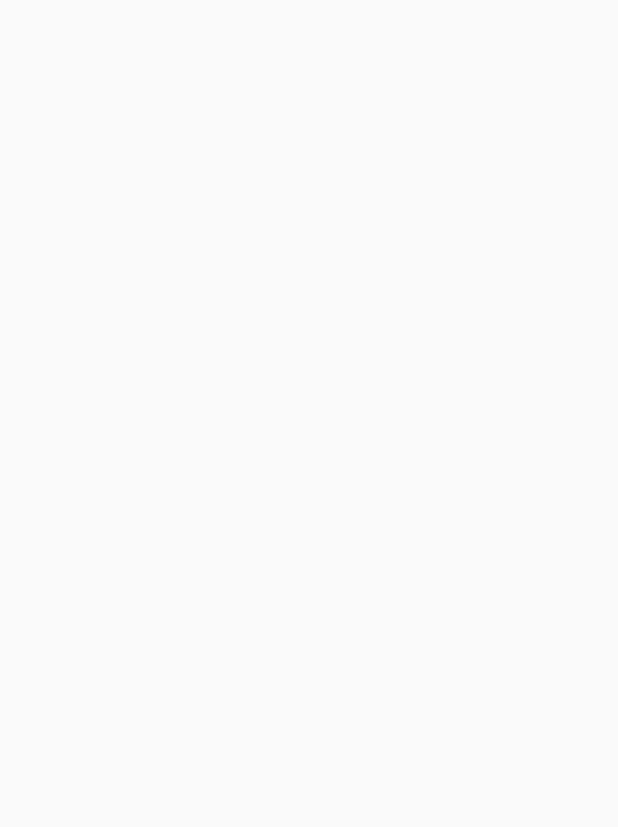
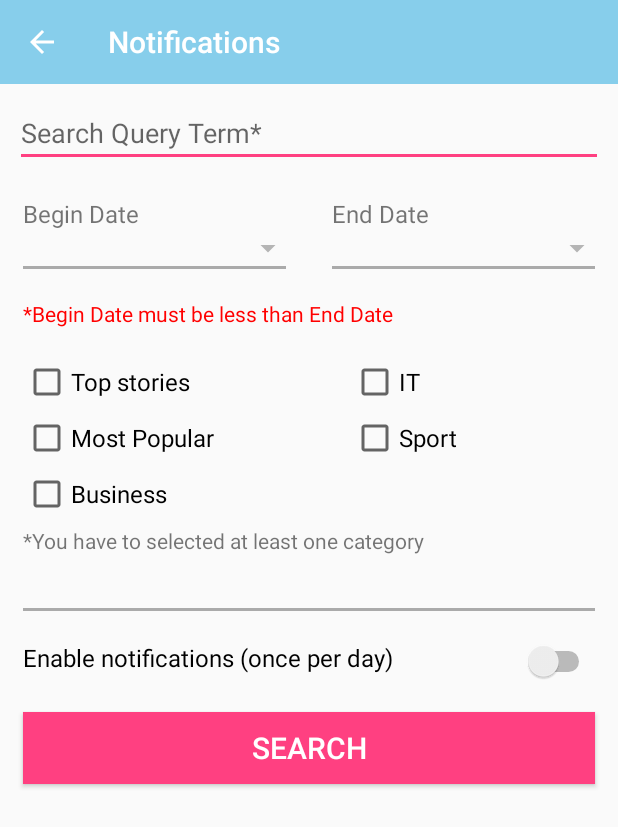
Before and after one commit to Silknes/MyNews, an Android app: the NotificationActivity screen opened directly, with no data from a screen before it, on a phone screen of 412 x 824 dp. Before the commit the part shown is empty. Shown: the top 827 px of the screen. Run offline under Robolectric (Android 15) with nearby library versions, the phone set to English and light mode, and no system bars.

Commit message:
Add 2 Activities : Search and Notif + create a fragment which is used for Search and Notif Activities

```diff
--- a/app/build.gradle
+++ b/app/build.gradle
@@ -23,6 +23,7 @@ dependencies {
     implementation 'com.android.support:appcompat-v7:28.0.0'
     implementation 'com.android.support.constraint:constraint-layout:1.1.3'
     implementation 'com.android.support:design:28.0.0'
+    implementation 'com.android.support:support-v4:28.0.0'
     testImplementation 'junit:junit:4.12'
     androidTestImplementation 'com.android.support.test:runner:1.0.2'
     androidTestImplementation 'com.android.support.test.espresso:espresso-core:3.0.2'
--- a/app/src/main/java/com/oc/eliott/mynews/Controller/MainActivity.java
+++ b/app/src/main/java/com/oc/eliott/mynews/Controller/Activities/MainActivity.java
@@ -1,4 +1,4 @@
-package com.oc.eliott.mynews.Controller;
+package com.oc.eliott.mynews.Controller.Activities;
 
 import android.content.Intent;
 import android.support.annotation.NonNull;
@@ -35,12 +35,12 @@ public class MainActivity extends AppCompatActivity implements NavigationView.On
     public boolean onOptionsItemSelected(MenuItem item) {
         switch(item.getItemId()){
             case R.id.item_toolbar_search:
-                //Intent intentSearch = new Intent(MainActivity.this, SearchActivity.class);
-                //startActivity(intentSearch);
+                Intent intentSearch = new Intent(MainActivity.this, SearchActivity.class);
+                startActivity(intentSearch);
                 return true;
             case R.id.item_toolbar_notifications:
-                //Intent intentNotifications = new Intent(MainActivity.this, NotificationsActivity.class);
-                //startActivity(intentNotifications);
+                Intent intentNotification = new Intent(MainActivity.this, NotificationActivity.class);
+                startActivity(intentNotification);
                 return true;
             default:
                 return super.onOptionsItemSelected(item);
--- /dev/null
+++ b/app/src/main/java/com/oc/eliott/mynews/Controller/Activities/NotificationActivity.java
@@ -0,0 +1,39 @@
+package com.oc.eliott.mynews.Controller.Activities;
+
+import android.support.v7.app.ActionBar;
+import android.support.v7.app.AppCompatActivity;
+import android.os.Bundle;
+import android.support.v7.widget.Toolbar;
+
+import com.oc.eliott.mynews.Controller.Fragments.SearchAndNotifFragment;
+import com.oc.eliott.mynews.R;
+
+public class NotificationActivity extends AppCompatActivity {
+    SearchAndNotifFragment searchAndNotifFragment;
+
+    @Override
+    protected void onCreate(Bundle savedInstanceState) {
+        super.onCreate(savedInstanceState);
+        setContentView(R.layout.activity_notification);
+
+        this.configureToolbar();
+        this.configureAndShowSearchNotifFragment();
+    }
+
+    // This method configure the toolbar and add a up button to go back to the MainActivity
+    private void configureToolbar() {
+        Toolbar toolbar = findViewById(R.id.toolbar);
+        setSupportActionBar(toolbar);
+        ActionBar ab = getSupportActionBar();
+        ab.setDisplayHomeAsUpEnabled(true);
+    }
+
+    // This method set the fragment for this activity
+    private void configureAndShowSearchNotifFragment(){
+        searchAndNotifFragment = (SearchAndNotifFragment) getSupportFragmentManager().findFragmentById(R.id.notification_activity_linear_layout);
+        if(searchAndNotifFragment == null){
+            searchAndNotifFragment = new SearchAndNotifFragment();
+            getSupportFragmentManager().beginTransaction().add(R.id.notification_activity_linear_layout, searchAndNotifFragment).commit();
+        }
+    }
+}
--- /dev/null
+++ b/app/src/main/java/com/oc/eliott/mynews/Controller/Activities/SearchActivity.java
@@ -0,0 +1,39 @@
+package com.oc.eliott.mynews.Controller.Activities;
+
+import android.support.v7.app.ActionBar;
+import android.support.v7.app.AppCompatActivity;
+import android.os.Bundle;
+import android.support.v7.widget.Toolbar;
+
+import com.oc.eliott.mynews.Controller.Fragments.SearchAndNotifFragment;
+import com.oc.eliott.mynews.R;
+
+public class SearchActivity extends AppCompatActivity {
+    SearchAndNotifFragment searchAndNotifFragment;
+
+    @Override
+    protected void onCreate(Bundle savedInstanceState) {
+        super.onCreate(savedInstanceState);
+        setContentView(R.layout.activity_search);
+
+        this.configureToolbar();
+        this.configureAndShowSearchNotifFragment();
+    }
+
+    // This method configure the toolbar and add a up button to go back to the MainActivity
+    private void configureToolbar() {
+        Toolbar toolbar = findViewById(R.id.toolbar);
+        setSupportActionBar(toolbar);
+        ActionBar ab = getSupportActionBar();
+        ab.setDisplayHomeAsUpEnabled(true);
+    }
+
+    // This method set the fragment for this activity
+    private void configureAndShowSearchNotifFragment(){
+        searchAndNotifFragment = (SearchAndNotifFragment) getSupportFragmentManager().findFragmentById(R.id.search_activity_linear_layout);
+        if(searchAndNotifFragment == null){
+            searchAndNotifFragment = new SearchAndNotifFragment();
+            getSupportFragmentManager().beginTransaction().add(R.id.search_activity_linear_layout, searchAndNotifFragment).commit();
+        }
+    }
+}
--- /dev/null
+++ b/app/src/main/java/com/oc/eliott/mynews/Controller/Fragments/SearchAndNotifFragment.java
@@ -0,0 +1,24 @@
+package com.oc.eliott.mynews.Controller.Fragments;
+
+
+import android.os.Bundle;
+import android.support.v4.app.Fragment;
+import android.view.LayoutInflater;
+import android.view.View;
+import android.view.ViewGroup;
+
+import com.oc.eliott.mynews.R;
+
+public class SearchAndNotifFragment extends Fragment {
+
+
+    public SearchAndNotifFragment() { }
+
+
+    @Override
+    public View onCreateView(LayoutInflater inflater, ViewGroup container,
+                             Bundle savedInstanceState) {
+        return inflater.inflate(R.layout.fragment_search_and_notif, container, false);
+    }
+
+}
--- a/app/src/main/java/com/oc/eliott/mynews/Controller/NotificationActivity.java
+++ /dev/null
@@ -1,15 +0,0 @@
-package com.oc.eliott.mynews.Controller;
-
-import android.support.v7.app.AppCompatActivity;
-import android.os.Bundle;
-
-import com.oc.eliott.mynews.R;
-
-public class NotificationActivity extends AppCompatActivity {
-
-    @Override
-    protected void onCreate(Bundle savedInstanceState) {
-        super.onCreate(savedInstanceState);
-        setContentView(R.layout.activity_notification);
-    }
-}
--- a/app/src/main/java/com/oc/eliott/mynews/Controller/SearchActivity.java
+++ /dev/null
@@ -1,15 +0,0 @@
-package com.oc.eliott.mynews.Controller;
-
-import android.support.v7.app.AppCompatActivity;
-import android.os.Bundle;
-
-import com.oc.eliott.mynews.R;
-
-public class SearchActivity extends AppCompatActivity {
-
-    @Override
-    protected void onCreate(Bundle savedInstanceState) {
-        super.onCreate(savedInstanceState);
-        setContentView(R.layout.activity_search);
-    }
-}
--- /dev/null
+++ b/app/src/main/res/drawable/ic_arrow_drop_down_grey_24dp.xml
@@ -0,0 +1,5 @@
+<vector android:height="24dp" android:tint="#B5B5B5"
+    android:viewportHeight="24.0" android:viewportWidth="24.0"
+    android:width="24dp" xmlns:android="http://schemas.android.com/apk/res/android">
+    <path android:fillColor="#FF000000" android:pathData="M7,10l5,5 5,-5z"/>
+</vector>
--- a/app/src/main/res/layout/activity_main.xml
+++ b/app/src/main/res/layout/activity_main.xml
@@ -8,7 +8,7 @@
     android:layout_height="match_parent"
     android:fitsSystemWindows="false"
     tools:openDrawer="start"
-    tools:context=".Controller.MainActivity">
+    tools:context=".Controller.Activities.MainActivity">
 
     <LinearLayout
         android:layout_width="match_parent"
--- a/app/src/main/res/layout/activity_main_nav_header.xml
+++ b/app/src/main/res/layout/activity_main_nav_header.xml
@@ -14,7 +14,7 @@
         android:layout_height="wrap_content"
         android:layout_marginTop="20dp"
         android:textSize="@dimen/nav_header_txt_size"
-        android:text="@string/nav_header_title"
+        android:text="@string/app_name"
         android:textColor="@android:color/white"/>
 
 </LinearLayout>
--- a/app/src/main/res/layout/activity_notification.xml
+++ b/app/src/main/res/layout/activity_notification.xml
@@ -1,9 +1,17 @@
 <?xml version="1.0" encoding="utf-8"?>
-<android.support.constraint.ConstraintLayout xmlns:android="http://schemas.android.com/apk/res/android"
+<LinearLayout
+    xmlns:android="http://schemas.android.com/apk/res/android"
     xmlns:app="http://schemas.android.com/apk/res-auto"
     xmlns:tools="http://schemas.android.com/tools"
     android:layout_width="match_parent"
     android:layout_height="match_parent"
-    tools:context=".Controller.NotificationActivity">
+    android:orientation="vertical"
+    android:id="@+id/notification_activity_linear_layout"
+    tools:context=".Controller.Activities.NotificationActivity">
 
-</android.support.constraint.ConstraintLayout>
+    <include
+        layout="@layout/toolbar"
+        android:layout_width="match_parent"
+        android:layout_height="wrap_content"/>
+
+</LinearLayout>
--- a/app/src/main/res/layout/activity_search.xml
+++ b/app/src/main/res/layout/activity_search.xml
@@ -1,9 +1,17 @@
 <?xml version="1.0" encoding="utf-8"?>
-<android.support.constraint.ConstraintLayout xmlns:android="http://schemas.android.com/apk/res/android"
+<LinearLayout
+    xmlns:android="http://schemas.android.com/apk/res/android"
     xmlns:app="http://schemas.android.com/apk/res-auto"
     xmlns:tools="http://schemas.android.com/tools"
     android:layout_width="match_parent"
     android:layout_height="match_parent"
-    tools:context=".Controller.SearchActivity">
+    android:id="@+id/search_activity_linear_layout"
+    android:orientation="vertical"
+    tools:context=".Controller.Activities.SearchActivity">
 
-</android.support.constraint.ConstraintLayout>
+    <include
+        layout="@layout/toolbar"
+        android:layout_width="match_parent"
+        android:layout_height="wrap_content"/>
+
+</LinearLayout>
--- /dev/null
+++ b/app/src/main/res/layout/fragment_search_and_notif.xml
@@ -0,0 +1,252 @@
+<?xml version="1.0" encoding="utf-8"?>
+<LinearLayout
+    xmlns:android="http://schemas.android.com/apk/res/android"
+    xmlns:tools="http://schemas.android.com/tools"
+    android:layout_width="match_parent"
+    android:layout_height="match_parent"
+    android:padding="10dp"
+    android:orientation="vertical"
+    tools:context=".Controller.Fragments.SearchAndNotifFragment">
+
+    <EditText
+        android:layout_width="match_parent"
+        android:layout_height="wrap_content"
+        android:layout_marginBottom="20dp"
+        android:hint="@string/edit_txt_search"
+        android:id="@+id/search_notif_fragment_edit_txt_query_term"/>
+
+    <LinearLayout
+        android:layout_width="match_parent"
+        android:layout_height="wrap_content"
+        android:layout_marginBottom="20dp"
+        android:layout_marginRight="5dp"
+        android:layout_marginLeft="5dp"
+        android:orientation="horizontal"
+        android:id="@+id/search_notif_fragment_linear_layout_date"
+        android:baselineAligned="false">
+
+        <LinearLayout
+            android:layout_width="match_parent"
+            android:layout_height="wrap_content"
+            android:layout_weight="1"
+            android:layout_marginRight="15dp"
+            android:orientation="vertical">
+
+            <TextView
+                android:layout_width="wrap_content"
+                android:layout_height="wrap_content"
+                android:text="@string/txt_view_begin_date"
+                android:textSize="16sp"/>
+
+            <RelativeLayout
+                android:layout_width="match_parent"
+                android:layout_height="wrap_content">
+
+                <TextView
+                    android:layout_width="wrap_content"
+                    android:layout_height="wrap_content"
+                    android:textSize="17sp"
+                    android:textColor="@android:color/black"
+                    android:layout_alignParentStart="true"
+                    android:id="@+id/search_notif_fragment_txt_begin_date"/>
+
+                <ImageButton
+                    android:layout_width="wrap_content"
+                    android:layout_height="wrap_content"
+                    android:background="@null"
+                    android:src="@drawable/ic_arrow_drop_down_grey_24dp"
+                    android:layout_alignParentEnd="true"
+                    android:id="@+id/search_notif_fragment_img_btn_begin_date"
+                    android:tag="10"/>
+
+            </RelativeLayout>
+
+            <View
+                android:layout_width="match_parent"
+                android:layout_height="2dp"
+                android:background="@android:color/darker_gray"/>
+
+        </LinearLayout>
+
+
+
+        <LinearLayout
+            android:layout_width="match_parent"
+            android:layout_height="wrap_content"
+            android:layout_weight="1"
+            android:layout_marginLeft="15dp"
+            android:orientation="vertical">
+
+            <TextView
+                android:layout_width="wrap_content"
+                android:layout_height="wrap_content"
+                android:text="@string/txt_view_end_date"
+                android:textSize="16sp"/>
+
+            <RelativeLayout
+                android:layout_width="match_parent"
+                android:layout_height="wrap_content">
+
+                <TextView
+                    android:layout_width="wrap_content"
+                    android:layout_height="wrap_content"
+                    android:textSize="17sp"
+                    android:textColor="@android:color/black"
+                    android:layout_alignParentStart="true"
+                    android:id="@+id/search_notif_fragment_txt_end_date"/>
+
+                <ImageButton
+                    android:layout_width="wrap_content"
+                    android:layout_height="wrap_content"
+                    android:background="@null"
+                    android:src="@drawable/ic_arrow_drop_down_grey_24dp"
+                    android:layout_alignParentEnd="true"
+                    android:id="@+id/search_notif_fragment_img_btn_end_date"
+                    android:tag="20"/>
+
+            </RelativeLayout>
+
+            <LinearLayout
+                android:layout_width="match_parent"
+                android:layout_height="2dp"
+                android:background="@android:color/darker_gray"/>
+
+        </LinearLayout>
+
+    </LinearLayout>
+
+    <TextView
+        android:layout_width="match_parent"
+        android:layout_height="wrap_content"
+        android:layout_marginBottom="20dp"
+        android:layout_marginRight="5dp"
+        android:layout_marginLeft="5dp"
+        android:text="@string/txt_invalid_statement_for_date"
+        android:textColor="@color/wrongStatement"
+        android:id="@+id/search_notif_fragment_txt_wrong_date"/>
+
+    <LinearLayout
+        android:layout_width="match_parent"
+        android:layout_height="wrap_content"
+        android:layout_marginBottom="5dp"
+        android:layout_marginRight="5dp"
+        android:layout_marginLeft="5dp"
+        android:orientation="horizontal"
+        android:baselineAligned="false">
+
+        <LinearLayout
+            android:layout_width="wrap_content"
+            android:layout_height="wrap_content"
+            android:layout_weight="1"
+            android:orientation="vertical">
+
+            <CheckBox
+                android:layout_width="wrap_content"
+                android:layout_height="wrap_content"
+                android:text="@string/item_top_stories"
+                android:textSize="16sp"
+                android:layout_marginBottom="5dp"
+                android:id="@+id/search_notif_fragment_checkbox_top_stories"
+                android:tag="10"/>
+
+            <CheckBox
+                android:layout_width="wrap_content"
+                android:layout_height="wrap_content"
+                android:text="@string/item_most_popular"
+                android:textSize="16sp"
+                android:layout_marginBottom="5dp"
+                android:id="@+id/search_notif_fragment_checkbox_most_popular"
+                android:tag="20"/>
+
+            <CheckBox
+                android:layout_width="wrap_content"
+                android:layout_height="wrap_content"
+                android:text="@string/item_business"
+                android:textSize="16sp"
+                android:id="@+id/search_notif_fragment_checkbox_business"
+                android:tag="30"/>
+
+        </LinearLayout>
+
+        <LinearLayout
+            android:layout_width="wrap_content"
+            android:layout_height="wrap_content"
+            android:layout_weight="1"
+            android:orientation="vertical">
+
+            <CheckBox
+                android:layout_width="wrap_content"
+                android:layout_height="wrap_content"
+                android:text="@string/item_it"
+                android:textSize="16sp"
+                android:layout_marginBottom="5dp"
+                android:id="@+id/search_notif_fragment_checkbox_it"
+                android:tag="40"/>
+
+            <CheckBox
+                android:layout_width="wrap_content"
+                android:layout_height="wrap_content"
+                android:text="@string/item_sport"
+                android:textSize="16sp"
+                android:id="@+id/search_notif_fragment_checkbox_sport"
+                android:tag="50"/>
+
+        </LinearLayout>
+
+    </LinearLayout>
+
+    <TextView
+        android:layout_width="match_parent"
+        android:layout_height="wrap_content"
+        android:layout_marginBottom="20dp"
+        android:layout_marginRight="5dp"
+        android:layout_marginLeft="5dp"
+        android:text="@string/txt_obligation_to_select_one_checkbox"
+        android:id="@+id/search_notif_fragment_txt_obligation_to_check"/>
+
+    <View
+        android:layout_width="match_parent"
+        android:layout_height="2dp"
+        android:layout_marginRight="5dp"
+        android:layout_marginLeft="5dp"
+        android:layout_marginBottom="20dp"
+        android:layout_marginTop="15dp"
+        android:background="@android:color/darker_gray"
+        android:id="@+id/search_notif_fragment_linear_layout_border"/>
+
+    <RelativeLayout
+        android:layout_width="match_parent"
+        android:layout_height="wrap_content"
+        android:layout_marginRight="5dp"
+        android:layout_marginLeft="5dp"
+        android:layout_marginBottom="20dp"
+        android:id="@+id/search_notif_fragment_relative_layout_enable_notif">
+
+        <TextView
+            android:layout_width="wrap_content"
+            android:layout_height="wrap_content"
+            android:text="@string/txt_view_enable_notif"
+            android:textColor="@android:color/black"
+            android:textSize="16sp"
+            android:layout_alignParentStart="true"/>
+
+        <Switch
+            android:layout_width="wrap_content"
+            android:layout_height="wrap_content"
+            android:layout_alignParentEnd="true"
+            android:id="@+id/search_notif_fragment_switch_enable_notif"/>
+
+    </RelativeLayout>
+
+    <Button
+        android:layout_width="match_parent"
+        android:layout_height="wrap_content"
+        android:layout_marginRight="5dp"
+        android:layout_marginLeft="5dp"
+        android:text="@string/btn_search"
+        android:textSize="20sp"
+        android:textColor="@android:color/white"
+        android:background="@color/colorAccent"
+        android:id="@+id/search_notif_fragment_btn_search"/>
+
+</LinearLayout>
--- a/app/src/main/res/menu/activity_main_menu_drawer.xml
+++ b/app/src/main/res/menu/activity_main_menu_drawer.xml
@@ -7,23 +7,23 @@
         <menu>
             <group android:checkableBehavior="single">
                 <item
-                    android:title="@string/menu_drawer_item_top_stories"
+                    android:title="@string/item_top_stories"
                     android:id="@+id/drawer_top_stories"
                     android:icon="@drawable/ic_thumb_up_grey_24dp" />
                 <item
-                    android:title="@string/menu_drawer_item_most_popular"
+                    android:title="@string/item_most_popular"
                     android:id="@+id/drawer_most_popular"
                     android:icon="@drawable/ic_arrow_upward_grey_24dp"/>
                 <item
-                    android:title="@string/menu_drawer_item_business"
+                    android:title="@string/item_business"
                     android:id="@+id/drawer_business"
                     android:icon="@drawable/ic_business_grey_24dp"/>
                 <item
-                    android:title="@string/menu_drawer_item_it"
+                    android:title="@string/item_it"
                     android:id="@+id/drawer_it"
                     android:icon="@drawable/ic_computer_grey_24dp"/>
                 <item
-                    android:title="@string/menu_drawer_item_sport"
+                    android:title="@string/item_sport"
                     android:id="@+id/drawer_sport"
                     android:icon="@drawable/ic_directions_run_grey_24dp"/>
             </group>
--- a/app/src/main/res/values/colors.xml
+++ b/app/src/main/res/values/colors.xml
@@ -3,4 +3,6 @@
     <color name="colorPrimary">#87CEEB</color>
     <color name="colorPrimaryDark">#048b9a</color>
     <color name="colorAccent">#FF4081</color>
+
+    <color name="wrongStatement">#FF0000</color>
 </resources>
--- a/app/src/main/res/values/strings.xml
+++ b/app/src/main/res/values/strings.xml
@@ -5,13 +5,20 @@
     <string name="navigation_drawer_open">Open navigation drawer</string>
     <string name="navigation_drawer_close">Close navigation drawer</string>
 
-    <string name="menu_drawer_item_top_stories">Top stories</string>
-    <string name="menu_drawer_item_most_popular">Most Popular</string>
-    <string name="menu_drawer_item_business">Business</string>
-    <string name="menu_drawer_item_it">IT</string>
-    <string name="menu_drawer_item_sport">Sport</string>
+    <string name="item_top_stories">Top stories</string>
+    <string name="item_most_popular">Most Popular</string>
+    <string name="item_business">Business</string>
+    <string name="item_it">IT</string>
+    <string name="item_sport">Sport</string>
 
-    <string name="nav_header_title">MyNews</string>
     <string name="nav_header_icon_nyt_description">NewYork Times icon</string>
     <string name="nav_header_icon_facebook_description">Facebook icon</string>
+
+    <string name="edit_txt_search">Search Query Term*</string>
+    <string name="txt_view_begin_date">Begin Date</string>
+    <string name="txt_view_end_date">End Date</string>
+    <string name="txt_view_enable_notif">Enable notifications (once per day)</string>
+    <string name="txt_invalid_statement_for_date">*Begin Date must be less than End Date</string>
+    <string name="txt_obligation_to_select_one_checkbox">*You have to selected at least one category</string>
+    <string name="btn_search">Search</string>
 </resources>
```
Also changed, not shown: app/src/main/AndroidManifest.xml (+8 -7 lines).
